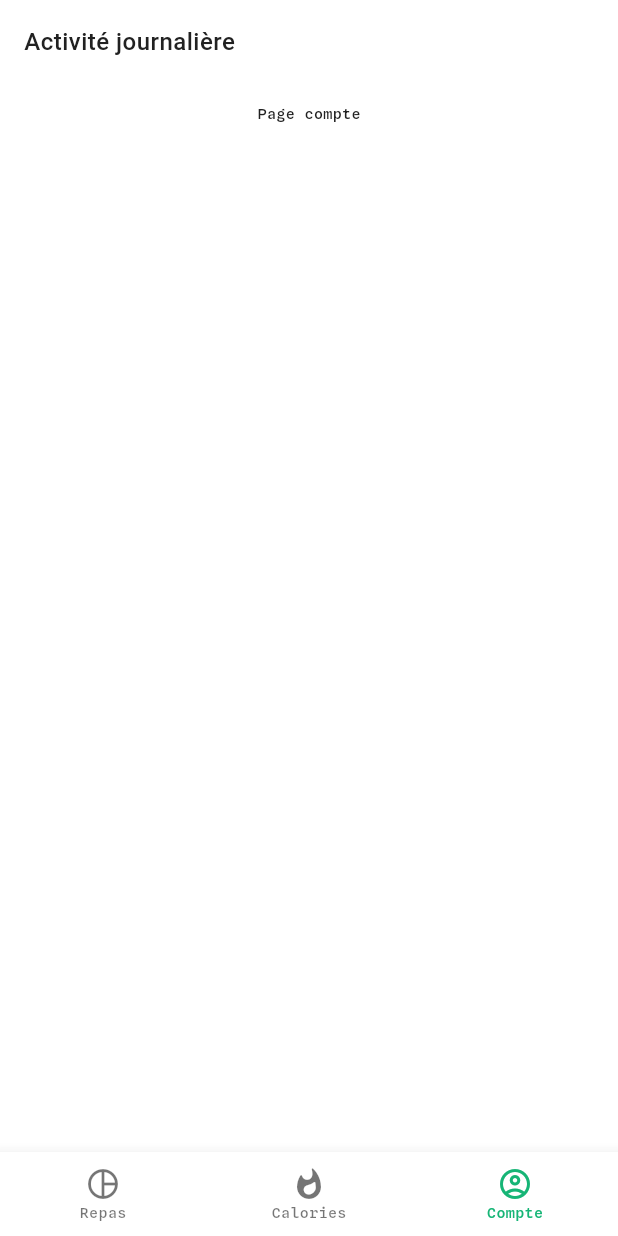
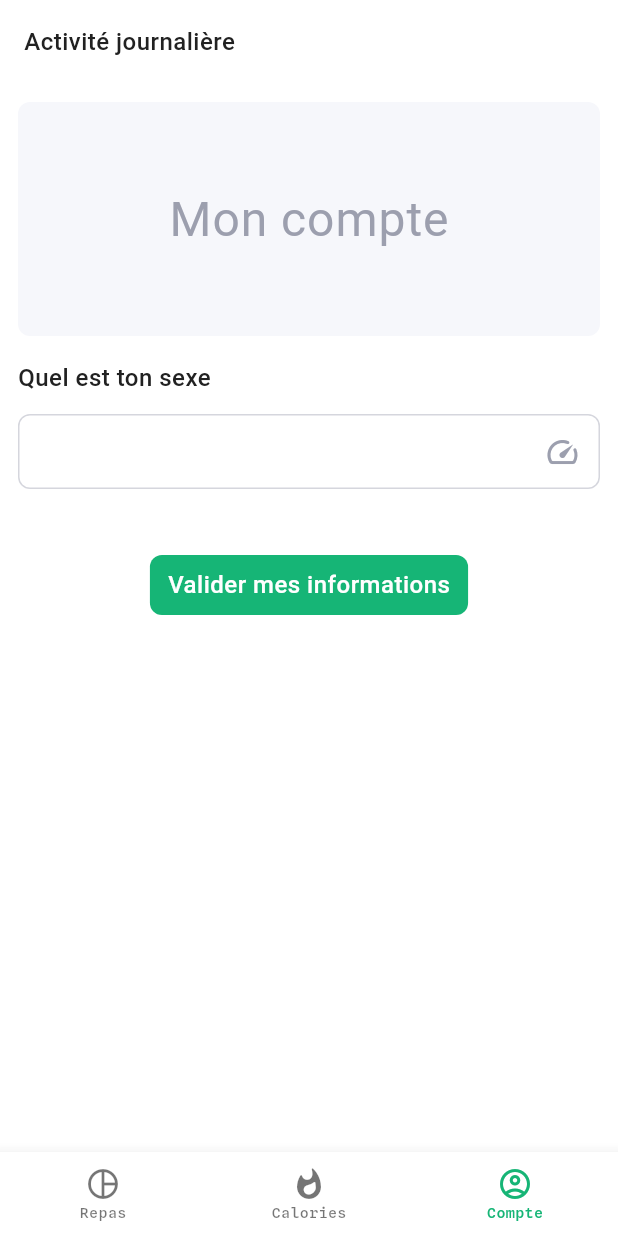
Before and after one commit to MaximeLemesle/Compteur-de-calories, a Flutter app: the screen it shows after launch, item 3 of the bottom bar chosen, on a phone screen of 412 x 824 dp. Run offline on Flutter 3.47's test engine with Material 3 defaults, Android fonts, the light colour scheme and no system bars; our stand-ins replace countup, flutter_bloc, percent_indicator; Roboto replaces fonts that are missing (Dela Gothic One).

Commit message:
🚧 Doing account_view.dart design | 25/04

```diff
--- a/lib/ui/screens/aliment_details.dart
+++ b/lib/ui/screens/aliment_details.dart
@@ -2,9 +2,7 @@ import 'package:compteur_cal/models/aliment.dart';
 import 'package:compteur_cal/ui/widget/aliment_data_card.dart';
 import 'package:compteur_cal/ui/widget/button.dart';
 import 'package:compteur_cal/ui/widget/dropdown_custom.dart';
-import 'package:flutter/cupertino.dart';
 import 'package:flutter/material.dart';
-import 'package:flutter/widgets.dart';
 
 class AlimentDetails extends StatefulWidget {
   const AlimentDetails({super.key});
--- a/lib/ui/views/account_view.dart
+++ b/lib/ui/views/account_view.dart
@@ -1,3 +1,4 @@
+import 'package:compteur_cal/ui/widget/button.dart';
 import 'package:flutter/material.dart';
 
 class AccountView extends StatefulWidget {
@@ -8,8 +9,111 @@ class AccountView extends StatefulWidget {
 }
 
 class _AccountViewState extends State<AccountView> {
+  get dropdownCallback => null;
+
   @override
   Widget build(BuildContext context) {
-    return const Text('Page compte');
+    return Column(
+      crossAxisAlignment: CrossAxisAlignment.start,
+      children: <Widget>[
+        /// Nom de la page
+        Container(
+          width: double.infinity,
+          padding: const EdgeInsets.symmetric(horizontal: 16, vertical: 60),
+          decoration: ShapeDecoration(
+            color: Theme.of(context).colorScheme.surfaceVariant,
+            shape: RoundedRectangleBorder(
+              borderRadius: BorderRadius.circular(8),
+            ),
+          ),
+          child: Center(
+            child: Text(
+              'Mon compte',
+              style: Theme.of(context).textTheme.displayLarge?.copyWith(
+                    color: Theme.of(context).colorScheme.outlineVariant,
+                  ),
+            ),
+          ),
+        ),
+
+        Padding(
+          padding: const EdgeInsets.symmetric(vertical: 16),
+          child: Column(
+            children: [
+              /// Choix du sexe
+              Column(
+                crossAxisAlignment: CrossAxisAlignment.start,
+                children: [
+                  /// Label
+                  Text(
+                    'Quel est ton sexe',
+                    style: Theme.of(context).textTheme.titleMedium,
+                  ),
+
+                  const SizedBox(
+                    height: 12,
+                  ),
+
+                  /// Select
+                  Container(
+                    padding: const EdgeInsets.symmetric(horizontal: 12),
+                    decoration: ShapeDecoration(
+                      color: Theme.of(context).colorScheme.background,
+                      shape: RoundedRectangleBorder(
+                        side: BorderSide(
+                            width: 1,
+                            color: Theme.of(context).colorScheme.outline),
+                        borderRadius: BorderRadius.circular(8),
+                      ),
+                    ),
+                    child: DropdownButton(
+                      value: 'test',
+                      items: const [
+                        DropdownMenuItem(value: 'Homme', child: Text('Homme')),
+                      ],
+                      onChanged: dropdownCallback,
+                      icon: Icon(
+                        Icons.speed_rounded,
+                        color: Theme.of(context).colorScheme.outlineVariant,
+                      ),
+                      isExpanded: true,
+                      style: Theme.of(context).textTheme.bodyLarge?.copyWith(
+                          color: Theme.of(context).colorScheme.outlineVariant),
+                      underline: Container(),
+                    ),
+                  ),
+                ],
+              ),
+
+              /// Espace
+              const SizedBox(
+                height: 24,
+              )
+
+              /// Choix du poids
+              ///
+            ],
+          ),
+        ),
+
+        Row(
+          mainAxisAlignment: MainAxisAlignment.center,
+          children: [
+            Button(
+              onPressed: () async {
+                await Navigator.pushNamed(context, '/home');
+              },
+              buttonText: "Valider mes informations",
+              showIcon: false,
+              isTitle: true,
+            ),
+          ],
+        ),
+
+        const SizedBox(
+          height: 75,
+        ),
+      ],
+    );
   }
 }
--- a/lib/ui/widget/button.dart
+++ b/lib/ui/widget/button.dart
@@ -4,12 +4,14 @@ class Button extends StatelessWidget {
   final VoidCallback onPressed;
   final String buttonText;
   final bool showIcon;
+  final bool isTitle;
 
   const Button({
     super.key,
     required this.onPressed,
     required this.buttonText,
     this.showIcon = true,
+    this.isTitle = false,
   });
 
   @override
@@ -35,8 +37,13 @@ class Button extends StatelessWidget {
           if (showIcon) const SizedBox(width: 8),
           Text(
             buttonText,
-            style: Theme.of(context).textTheme.labelSmall,
-          ),
+            style: isTitle
+                ? Theme.of(context)
+                    .textTheme
+                    .titleMedium
+                    ?.copyWith(color: Colors.white)
+                : Theme.of(context).textTheme.labelSmall,
+          )
         ],
       ),
     );
```
